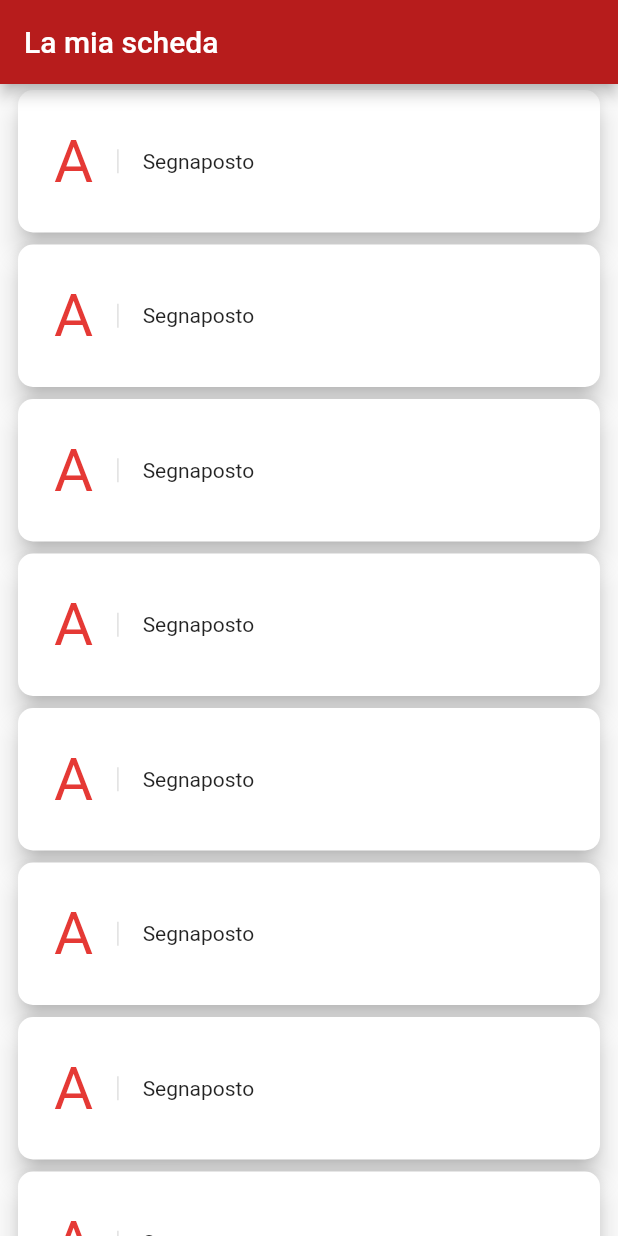
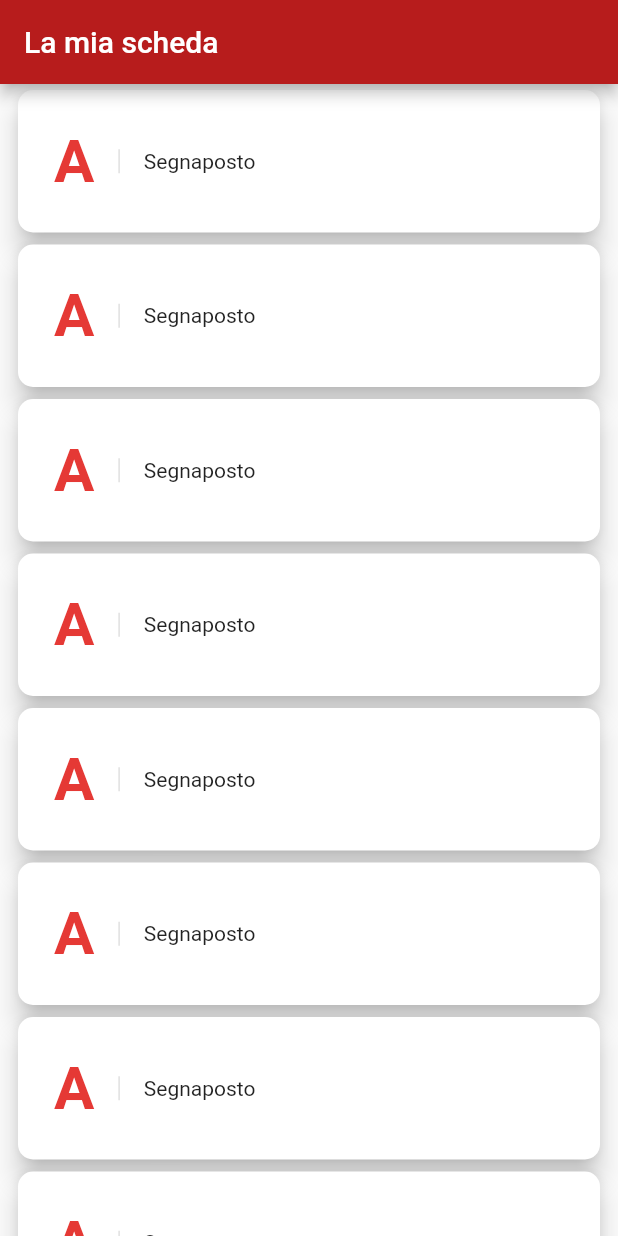
Before and after one commit to Tom1380/Pale, a Flutter app: the WorkoutProgramConfiguration screen opened directly, on a phone screen of 412 x 824 dp. Run offline on Flutter 3.47's test engine with Material 2 defaults, Android fonts, the phone set to English and light mode, and no system bars.

Commit message:
Made the workout day bold.

```diff
--- a/lib/WorkoutProgramConfigurationPage.dart
+++ b/lib/WorkoutProgramConfigurationPage.dart
@@ -53,6 +53,7 @@ class _WorkoutProgramDayConfiguratorState
                       style: TextStyle(
                         fontSize: 40,
                         color: Theme.of(context).accentColor,
+                        fontWeight: FontWeight.bold,
                       ),
                     ),
                   ),
@@ -70,7 +71,9 @@ class _WorkoutProgramDayConfiguratorState
                     ),
                     child: Column(
                       crossAxisAlignment: CrossAxisAlignment.start,
-                      children: [Text('Segnaposto')],
+                      children: [
+                        Text('Segnaposto'),
+                      ],
                     ),
                   )
                 ],
--- a/lib/WorkoutSessionLogPage.dart
+++ b/lib/WorkoutSessionLogPage.dart
@@ -51,6 +51,7 @@ class _WorkoutSessionPreviewState extends State<WorkoutSessionPreview> {
                       style: TextStyle(
                         fontSize: 40,
                         color: Theme.of(context).accentColor,
+                        fontWeight: FontWeight.bold,
                       ),
                     ),
                   ),
```
